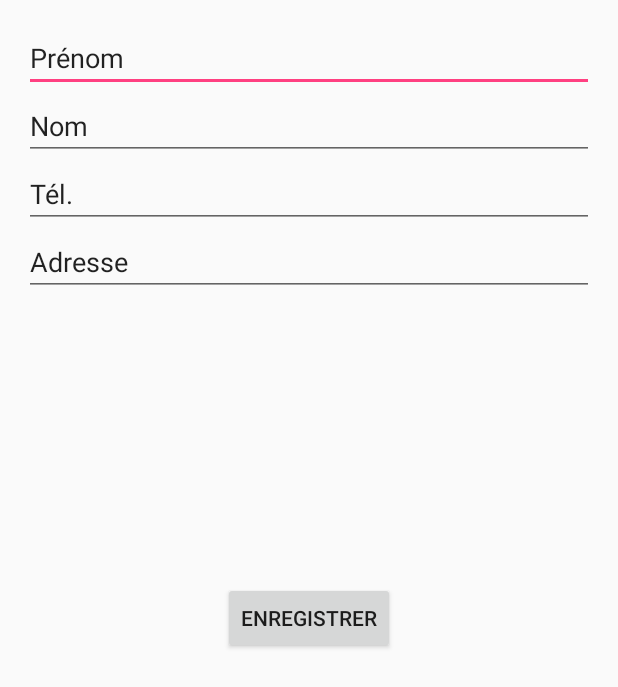
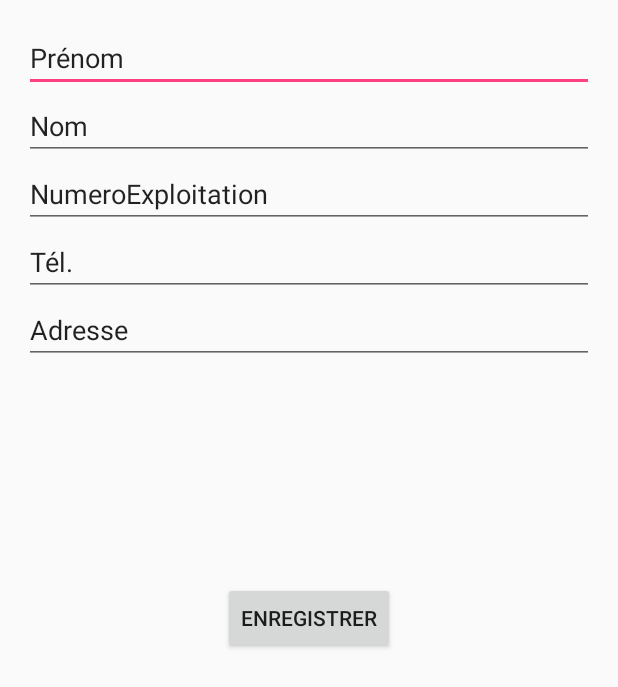
Before and after one commit to Nabnab9/ProjetBovin, an Android app: the Settings screen opened directly, with no data from a screen before it, on a phone screen of 412 x 824 dp. Shown: the top 687 px of the screen. Run offline under Robolectric (Android 15) with nearby library versions, the phone set to English and light mode, and no system bars.

Commit message:
Rajout de id agriculteur avec NumExploitation dans settings J'envoie les infos sur verif.php que j'ai modifier un peu Il manque plus que Alban mette la bonne DataBase et c'est bon normalement

```diff
--- a/Application/src/main/java/licornesduswag/myapplication/Settings.java
+++ b/Application/src/main/java/licornesduswag/myapplication/Settings.java
@@ -19,6 +19,7 @@ public class Settings extends Activity implements OnClickListener{
     private TextView lastName;
     private TextView phone;
     private TextView addr;
+    private TextView numExploit;
     SharedPreferences settings;
     SharedPreferences.Editor editor;
 
@@ -31,6 +32,7 @@ public class Settings extends Activity implements OnClickListener{
             lastName = (TextView)findViewById(R.id.LastName);
             phone = (TextView)findViewById(R.id.Phone);
             addr = (TextView)findViewById(R.id.Address);
+            numExploit = (TextView)findViewById(R.id.NumExploitation);
             savBtn.setOnClickListener(this);
             Context context = getApplicationContext();
             settings = context.getSharedPreferences(getString(R.string.preference_file_key), Context.MODE_PRIVATE);
@@ -43,6 +45,7 @@ public class Settings extends Activity implements OnClickListener{
         lastName.setText(settings.getString("LastName","Prénom"));
         phone.setText(settings.getString("Phone","Tél."));
         addr.setText(settings.getString("Address", "Adresse"));
+        numExploit.setText(settings.getString("ExploitationNumber","NumeroExploitation"));
     }
 
     public void onClick(View v){
@@ -52,6 +55,7 @@ public class Settings extends Activity implements OnClickListener{
                 this.editor.putString("LastName", lastName.getText().toString());
                 this.editor.putString("Address", addr.getText().toString());
                 this.editor.putString("Phone", phone.getText().toString());
+                this.editor.putString("ExploitationNumber", numExploit.getText().toString());
                 this.editor.commit();
                 Intent menu = new Intent(Settings.this, MainActivity.class);
                 startActivityForResult(menu, act);
@@ -63,5 +67,6 @@ public class Settings extends Activity implements OnClickListener{
         this.editor.remove("LastName");
         this.editor.remove("Address");
         this.editor.remove("Phone");
+        this.editor.remove("ExploitationNumber");
     }
 }
--- a/Application/src/main/java/licornesduswag/myapplication/ThreadPost.java
+++ b/Application/src/main/java/licornesduswag/myapplication/ThreadPost.java
@@ -28,7 +28,7 @@ public class ThreadPost extends Thread{
     public void run ()
     {
         //adresse localhost
-        HttpPost httppost = new HttpPost("http://10.0.2.2/ProjetBovin/Site/test.php");
+        HttpPost httppost = new HttpPost("http://10.0.2.2/ProjetBovin/Site/verif.php");
         try {
             httppost.setEntity(new UrlEncodedFormEntity(params));
             HttpClient httpclient = new DefaultHttpClient();
--- a/Application/src/main/res/layout/settings.xml
+++ b/Application/src/main/res/layout/settings.xml
@@ -31,6 +31,18 @@
         android:layout_alignParentStart="true"
         android:layout_alignRight="@+id/LastName"
         android:layout_alignEnd="@+id/LastName" />
+    <EditText
+        android:layout_width="wrap_content"
+        android:layout_height="wrap_content"
+        android:inputType="text"
+        android:text="Numéro Exploitation"
+        android:ems="10"
+        android:id="@+id/NumExploitation"
+        android:layout_below="@+id/FirstName"
+        android:layout_alignParentLeft="true"
+        android:layout_alignParentStart="true"
+        android:layout_alignRight="@+id/FirstName"
+        android:layout_alignEnd="@+id/FirstName" />
 
     <EditText
         android:layout_width="wrap_content"
@@ -38,11 +50,11 @@
         android:inputType="phone"
         android:ems="10"
         android:id="@+id/Phone"
-        android:layout_below="@+id/FirstName"
+        android:layout_below="@+id/NumExploitation"
         android:layout_alignParentLeft="true"
         android:layout_alignParentStart="true"
-        android:layout_alignRight="@+id/FirstName"
-        android:layout_alignEnd="@+id/FirstName"
+        android:layout_alignRight="@+id/NumExploitation"
+        android:layout_alignEnd="@+id/NumExploitation"
         android:text="Tél." />
 
     <EditText
```
Also changed, not shown: Application/src/main/java/licornesduswag/myapplication/Form.java (+34 -9 lines), 2 other files.
